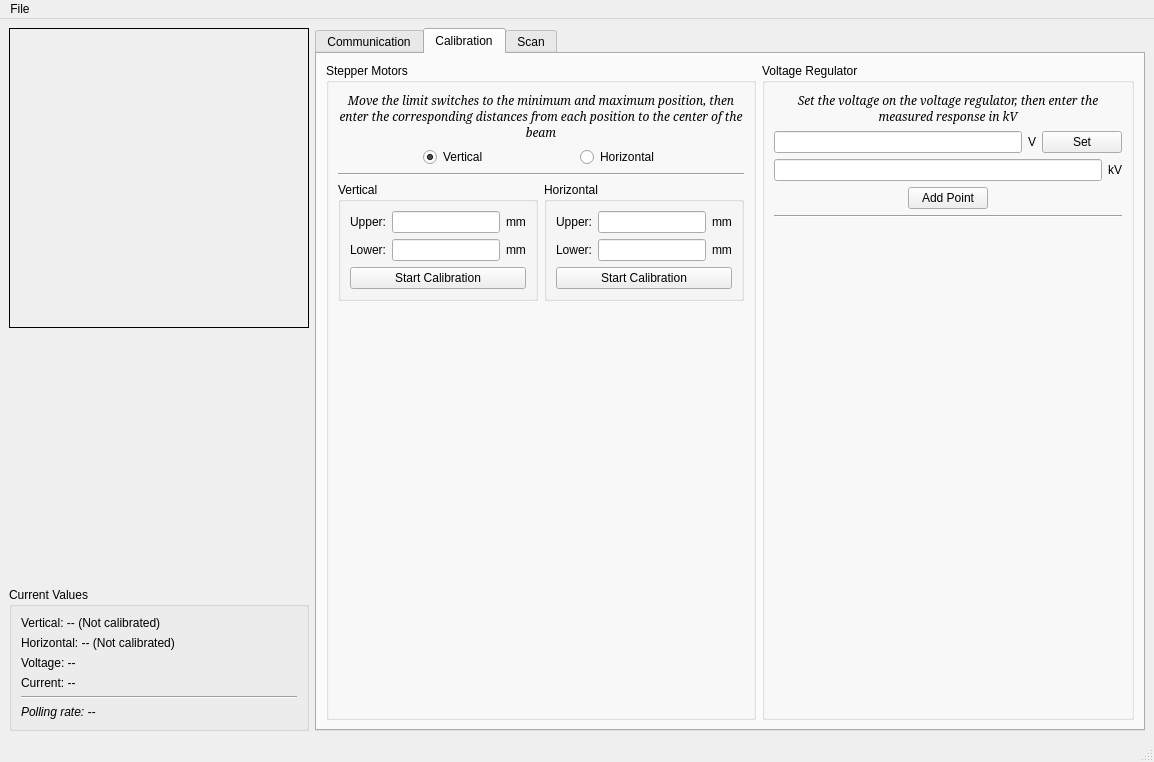
First picture: the form in designer/MainWindow.ui, repository DanielWinklehner/emittance-scanner-daq, before the edit.
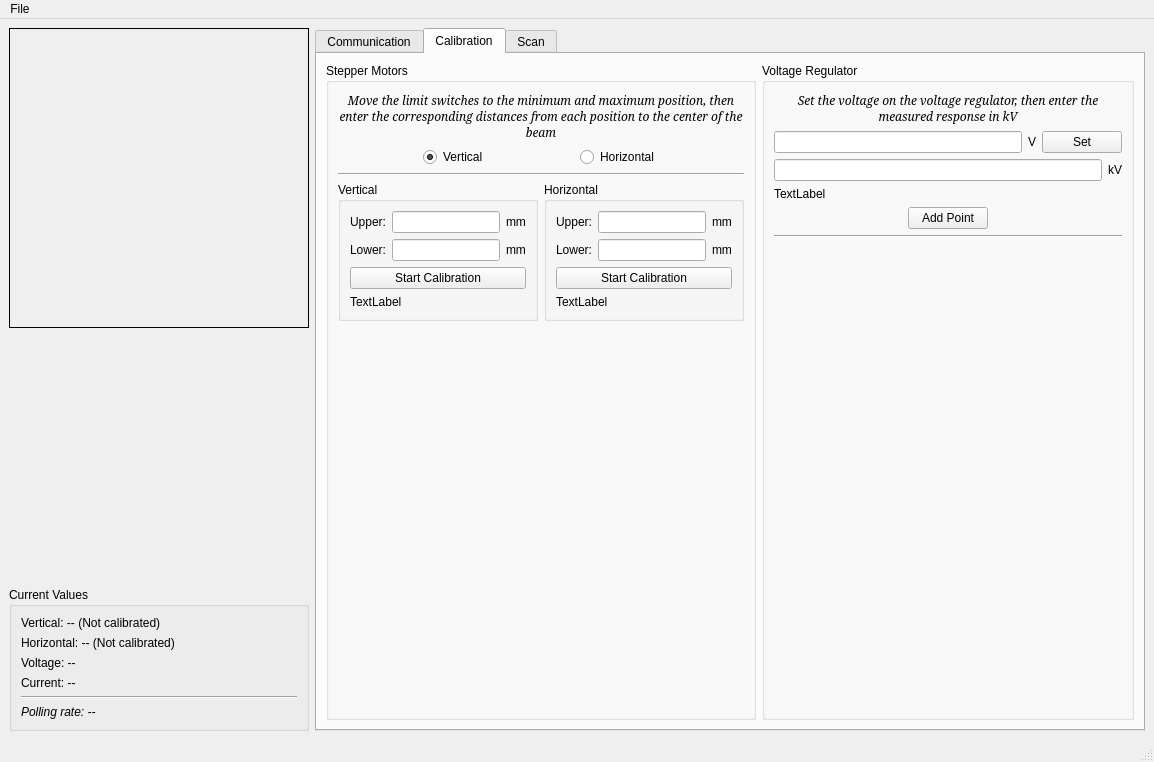
Second picture: the form after the edit. The open tabs and pages were chosen to show the change. Icons and pictures are not drawn.

Commit message: fixed error messages, saving/loading saves communication settings

```diff
--- a/designer/MainWindow.ui
+++ b/designer/MainWindow.ui
@@ -633,6 +633,16 @@
                   </property>
                  </widget>
                 </item>
+                <item>
+                 <widget class="QLabel" name="lblVCalibError">
+                  <property name="text">
+                   <string>&lt;html&gt;&lt;head/&gt;&lt;body&gt;&lt;p&gt;TextLabel&lt;/p&gt;&lt;/body&gt;&lt;/html&gt;</string>
+                  </property>
+                  <property name="wordWrap">
+                   <bool>true</bool>
+                  </property>
+                 </widget>
+                </item>
                </layout>
               </widget>
              </item>
@@ -704,6 +714,16 @@
                   </property>
                  </widget>
                 </item>
+                <item>
+                 <widget class="QLabel" name="lblHCalibError">
+                  <property name="text">
+                   <string>&lt;html&gt;&lt;head/&gt;&lt;body&gt;&lt;p&gt;TextLabel&lt;/p&gt;&lt;/body&gt;&lt;/html&gt;</string>
+                  </property>
+                  <property name="wordWrap">
+                   <bool>true</bool>
+                  </property>
+                 </widget>
+                </item>
                </layout>
               </widget>
              </item>
@@ -802,6 +822,16 @@
              </item>
             </layout>
            </item>
+           <item>
+            <widget class="QLabel" name="lblVolCalibError">
+             <property name="text">
+              <string>TextLabel</string>
+             </property>
+             <property name="wordWrap">
+              <bool>true</bool>
+             </property>
+            </widget>
+           </item>
            <item>
             <layout class="QHBoxLayout" name="horizontalLayout_10">
              <item>
```
Left out of the diff: 8 changed lines with no effect on the pictures. The commit also changes 4 other files.
